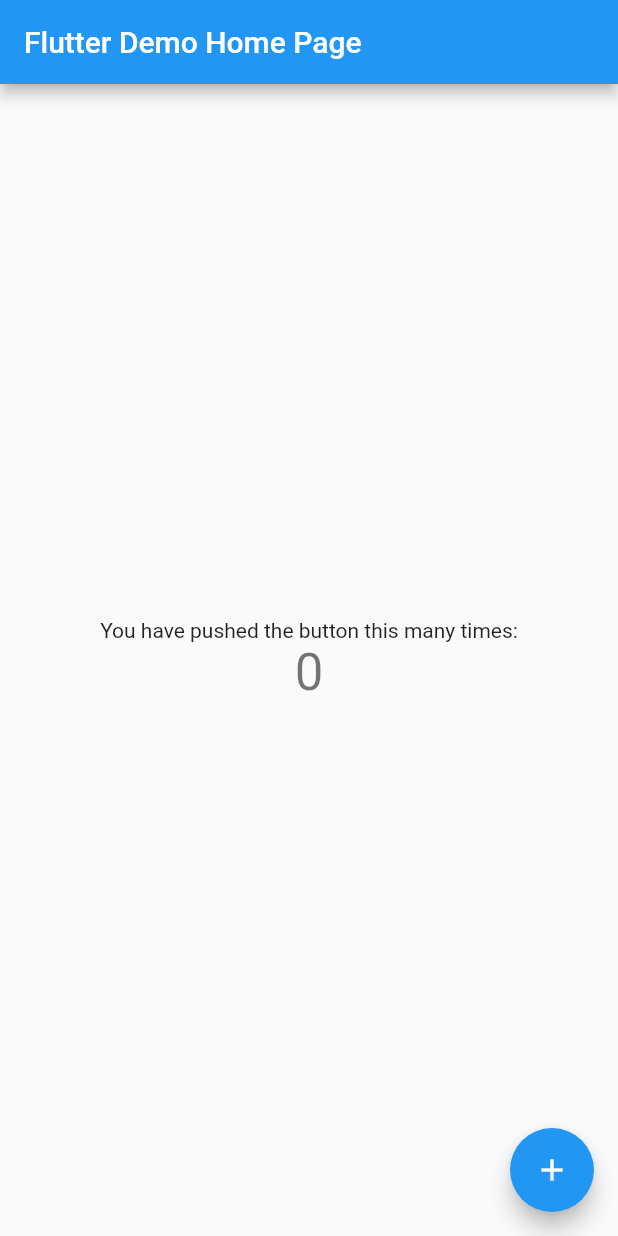
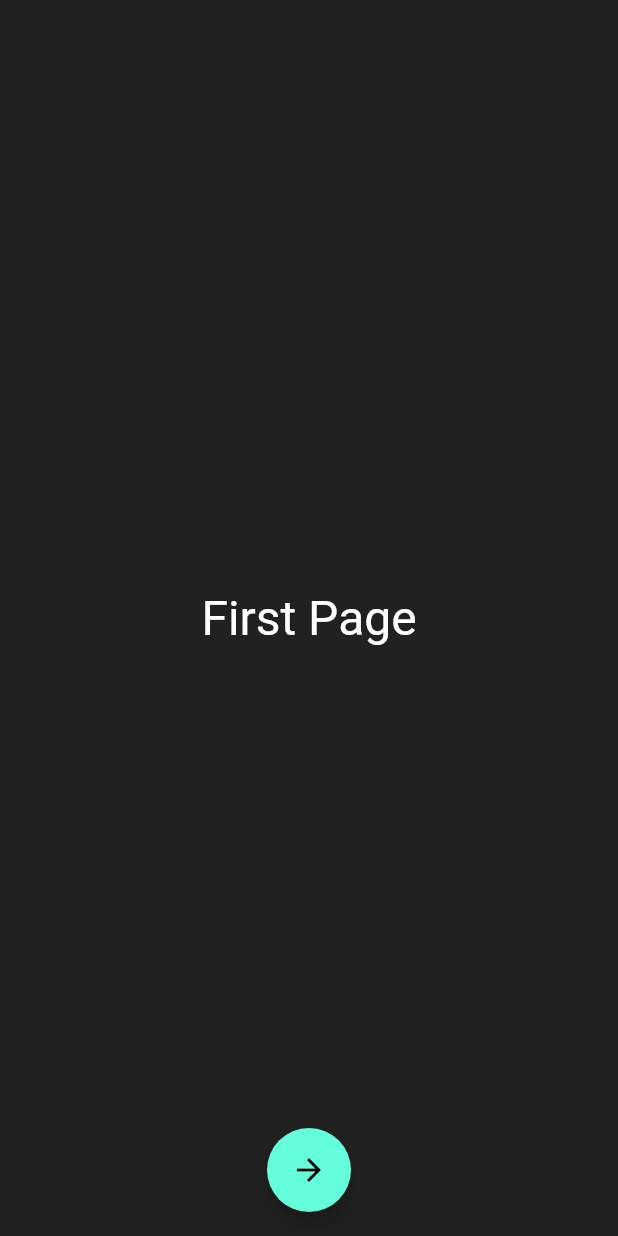
Before and after one commit to msmurali/flutter-challenges, a Flutter app: the screen it shows after launch, on a phone screen of 412 x 824 dp. Run offline on Flutter 3.47's test engine with Material 2 defaults, Android fonts, the phone set to English and light mode, and no system bars.

Commit message:
update ripple page transition

```diff
--- /dev/null
+++ b/lib/challenges/ripple_page_transition/home_page.dart
@@ -0,0 +1,61 @@
+import 'package:flutter/material.dart';
+
+import 'ripple_page_route.dart';
+import 'second_page.dart';
+
+class HomePage extends StatefulWidget {
+  const HomePage({Key? key}) : super(key: key);
+
+  @override
+  State<HomePage> createState() => _HomePageState();
+}
+
+class _HomePageState extends State<HomePage> {
+  final GlobalKey _fabKey = GlobalKey();
+
+  @override
+  Widget build(BuildContext context) {
+    return MaterialApp(
+      themeMode: ThemeMode.dark,
+      darkTheme: ThemeData(
+        scaffoldBackgroundColor: Colors.grey[900],
+        brightness: Brightness.dark,
+      ),
+      home: SafeArea(
+        child: Builder(
+          builder: (context) {
+            return Stack(
+              children: [
+                Scaffold(
+                  body: const Center(
+                    child: Text(
+                      'First Page',
+                      style: TextStyle(
+                        fontSize: 32.0,
+                      ),
+                    ),
+                  ),
+                  floatingActionButtonLocation:
+                      FloatingActionButtonLocation.centerFloat,
+                  floatingActionButton: FloatingActionButton(
+                    key: _fabKey,
+                    onPressed: () {
+                      Navigator.push(
+                        context,
+                        RipplePageRoute(
+                          page: const SecondPage(),
+                          anchor: _fabKey,
+                        ),
+                      );
+                    },
+                    child: const Icon(Icons.arrow_forward),
+                  ),
+                ),
+              ],
+            );
+          },
+        ),
+      ),
+    );
+  }
+}
--- /dev/null
+++ b/lib/challenges/ripple_page_transition/ripple_page_route.dart
@@ -0,0 +1,91 @@
+import 'package:flutter/material.dart';
+
+class RipplePageRoute extends PageRouteBuilder {
+  final Widget page;
+  final GlobalKey anchor;
+
+  RipplePageRoute({required this.page, required this.anchor})
+      : super(
+          pageBuilder: (
+            BuildContext context,
+            Animation<double> animation,
+            Animation<double> secondaryAnimation,
+          ) =>
+              page,
+          transitionDuration: const Duration(milliseconds: 300),
+        );
+
+  Offset _getAnchorCenter(BuildContext context) {
+    final Size screenSize = MediaQuery.of(context).size;
+
+    final RenderBox? renderBox =
+        anchor.currentContext?.findRenderObject() as RenderBox;
+
+    final Offset? anchorPosition = renderBox?.localToGlobal(Offset.zero);
+
+    final Size? anchorSize = renderBox?.size;
+
+    if (anchorPosition != null && anchorSize != null) {
+      final double anchorX = anchorPosition.dx;
+      final double anchorY = anchorPosition.dy;
+      final anchorCenter = Offset(
+        anchorX + anchorSize.width / 2,
+        anchorY + anchorSize.height / 2,
+      );
+      return anchorSize.center(anchorCenter);
+    } else {
+      return screenSize.center(Offset.zero);
+    }
+  }
+
+  @override
+  Widget buildTransitions(
+    BuildContext context,
+    Animation<double> animation,
+    Animation<double> secondaryAnimation,
+    Widget child,
+  ) {
+    final Size screenSize = MediaQuery.of(context).size;
+
+    return ClipOval(
+      clipper: AnimatedRippleClip(
+        animation: animation,
+        maxRadius: screenSize.longestSide * 1.5,
+        begin: _getAnchorCenter(context),
+        end: screenSize.center(Offset.zero),
+      ),
+      child: child,
+    );
+  }
+}
+
+class AnimatedRippleClip extends CustomClipper<Rect> {
+  final Animation<double> animation;
+  final Offset begin;
+  final Offset end;
+  final double maxRadius;
+  late Tween<Offset> center;
+
+  AnimatedRippleClip({
+    required this.animation,
+    required this.begin,
+    required this.end,
+    required this.maxRadius,
+  }) {
+    center = Tween<Offset>(
+      begin: begin,
+      end: end,
+    );
+  }
+
+  @override
+  Rect getClip(Size size) {
+    return Rect.fromCenter(
+        center: center.evaluate(animation),
+        width: maxRadius * animation.value,
+        height: maxRadius * animation.value);
+  }
+
+  @override
+  bool shouldReclip(covariant CustomClipper<Rect> oldClipper) => true;
+}
--- a/lib/main.dart
+++ b/lib/main.dart
@@ -1,115 +1,16 @@
 import 'package:flutter/material.dart';
 
+import 'challenges/ripple_page_transition/home_page.dart';
+
 void main() {
-  runApp(const MyApp());
+  runApp(const AppWidget());
 }
 
-class MyApp extends StatelessWidget {
-  const MyApp({Key? key}) : super(key: key);
-
-  // This widget is the root of your application.
-  @override
-  Widget build(BuildContext context) {
-    return MaterialApp(
-      title: 'Flutter Demo',
-      theme: ThemeData(
-        // This is the theme of your application.
-        //
-        // Try running your application with "flutter run". You'll see the
-        // application has a blue toolbar. Then, without quitting the app, try
-        // changing the primarySwatch below to Colors.green and then invoke
-        // "hot reload" (press "r" in the console where you ran "flutter run",
-        // or simply save your changes to "hot reload" in a Flutter IDE).
-        // Notice that the counter didn't reset back to zero; the application
-        // is not restarted.
-        primarySwatch: Colors.blue,
-      ),
-      home: const MyHomePage(title: 'Flutter Demo Home Page'),
-    );
-  }
-}
-
-class MyHomePage extends StatefulWidget {
-  const MyHomePage({Key? key, required this.title}) : super(key: key);
-
-  // This widget is the home page of your application. It is stateful, meaning
-  // that it has a State object (defined below) that contains fields that affect
-  // how it looks.
-
-  // This class is the configuration for the state. It holds the values (in this
-  // case the title) provided by the parent (in this case the App widget) and
-  // used by the build method of the State. Fields in a Widget subclass are
-  // always marked "final".
-
-  final String title;
-
-  @override
-  State<MyHomePage> createState() => _MyHomePageState();
-}
-
-class _MyHomePageState extends State<MyHomePage> {
-  int _counter = 0;
-
-  void _incrementCounter() {
-    setState(() {
-      // This call to setState tells the Flutter framework that something has
-      // changed in this State, which causes it to rerun the build method below
-      // so that the display can reflect the updated values. If we changed
-      // _counter without calling setState(), then the build method would not be
-      // called again, and so nothing would appear to happen.
-      _counter++;
-    });
-  }
+class AppWidget extends StatelessWidget {
+  const AppWidget({Key? key}) : super(key: key);
 
   @override
   Widget build(BuildContext context) {
-    // This method is rerun every time setState is called, for instance as done
-    // by the _incrementCounter method above.
-    //
-    // The Flutter framework has been optimized to make rerunning build methods
-    // fast, so that you can just rebuild anything that needs updating rather
-    // than having to individually change instances of widgets.
-    return Scaffold(
-      appBar: AppBar(
-        // Here we take the value from the MyHomePage object that was created by
-        // the App.build method, and use it to set our appbar title.
-        title: Text(widget.title),
-      ),
-      body: Center(
-        // Center is a layout widget. It takes a single child and positions it
-        // in the middle of the parent.
-        child: Column(
-          // Column is also a layout widget. It takes a list of children and
-          // arranges them vertically. By default, it sizes itself to fit its
-          // children horizontally, and tries to be as tall as its parent.
-          //
-          // Invoke "debug painting" (press "p" in the console, choose the
-          // "Toggle Debug Paint" action from the Flutter Inspector in Android
-          // Studio, or the "Toggle Debug Paint" command in Visual Studio Code)
-          // to see the wireframe for each widget.
-          //
-          // Column has various properties to control how it sizes itself and
-          // how it positions its children. Here we use mainAxisAlignment to
-          // center the children vertically; the main axis here is the vertical
-          // axis because Columns are vertical (the cross axis would be
-          // horizontal).
-          mainAxisAlignment: MainAxisAlignment.center,
-          children: <Widget>[
-            const Text(
-              'You have pushed the button this many times:',
-            ),
-            Text(
-              '$_counter',
-              style: Theme.of(context).textTheme.headline4,
-            ),
-          ],
-        ),
-      ),
-      floatingActionButton: FloatingActionButton(
-        onPressed: _incrementCounter,
-        tooltip: 'Increment',
-        child: const Icon(Icons.add),
-      ), // This trailing comma makes auto-formatting nicer for build methods.
-    );
+    return const HomePage();
   }
 }
```
Also changed, not shown: lib/challenges/ripple_page_transition/second_page.dart (added, +25 -0 lines).
